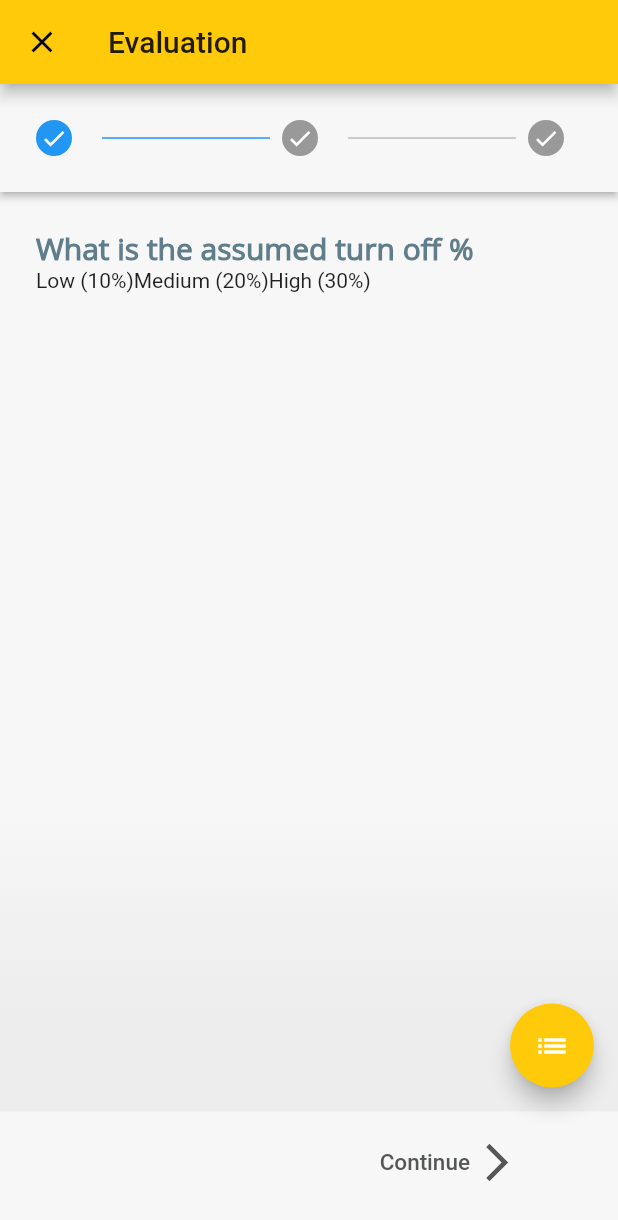
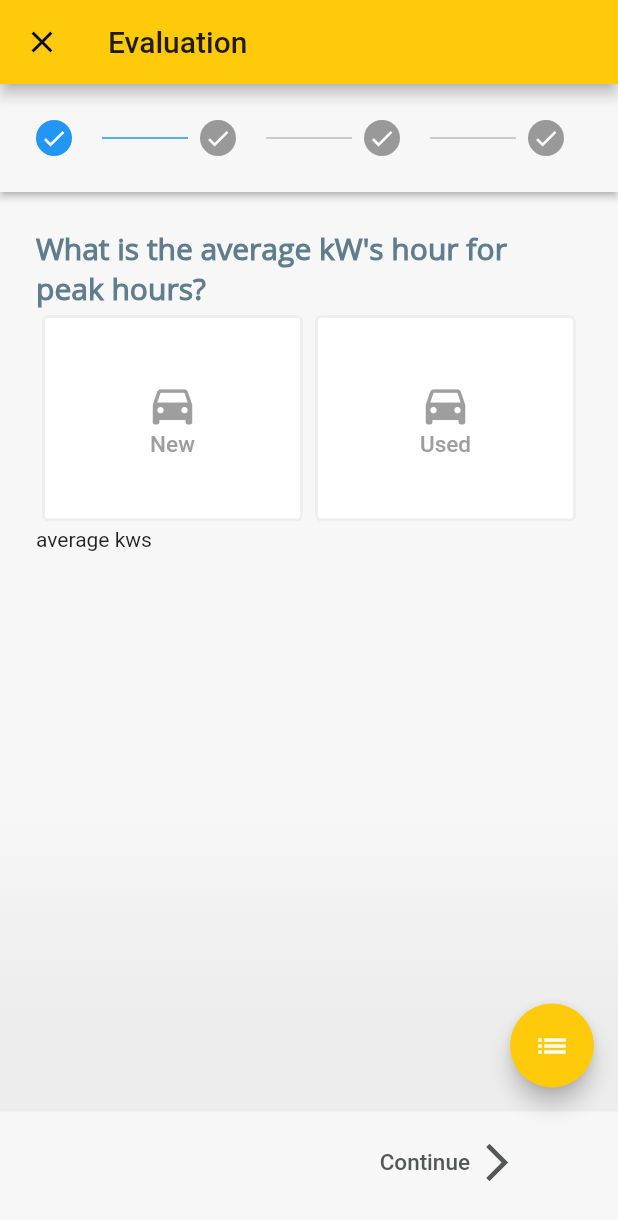
Before and after one commit to NyazJaff/Pearlstone-Flutter, a Flutter app: the Home screen opened by its route, on a phone screen of 412 x 824 dp. Shown: the top 1220 px of the screen. Run offline on Flutter 3.47's test engine with Material 2 defaults, Android fonts, the light colour scheme and no system bars; our stand-ins replace firebase_auth; accounts and stored records are empty.

Commit message:
Adding cards to stepper.

```diff
--- /dev/null
+++ b/lib/class/RadioItem.dart
@@ -0,0 +1,33 @@
+import 'package:flutter/material.dart';
+import 'package:pearlstone/model/RadioModel.dart';
+
+class RadioItem extends StatelessWidget {
+  final RadioModel _item;
+  RadioItem(this._item);
+
+  @override
+  Widget build(BuildContext context) {
+    return Center(
+      child: FlatButton(
+        child: Column(
+          mainAxisAlignment: MainAxisAlignment.center,
+          children: <Widget>[
+            Icon(
+              _item.icon,
+              color: _item.isSelected ? Colors.indigoAccent : Colors.grey[500],
+              size: 35,
+            ),
+            Text(
+              _item.time,
+              style: TextStyle(
+                fontSize: 15,
+                color:
+                _item.isSelected ? Colors.indigoAccent : Colors.grey[500],
+              ),
+            ),
+          ],
+        ),
+      ),
+    );
+  }
+}
--- /dev/null
+++ b/lib/class/SelectableCard.dart
@@ -0,0 +1,66 @@
+import 'package:flutter/material.dart';
+import 'package:pearlstone/model/RadioModel.dart';
+import 'RadioItem.dart';
+
+class SelectableCard extends StatefulWidget {
+  final List<RadioModel> options;
+  final int step;
+  SelectableCard({@required this.options, @required this.step});
+
+  @override
+  _SelectableCardState createState() => _SelectableCardState();
+}
+
+class _SelectableCardState extends State<SelectableCard> {
+  List<RadioModel> sampleData = new List<RadioModel>();
+  @override
+  void initState() {
+    // TODO: implement initState
+    super.initState();
+    //sampleData = widget.options;
+    //print(sampleData.toString());
+  }
+
+  @override
+  Widget build(BuildContext context) {
+    sampleData = widget.options;
+    print(sampleData.toString());
+    return GridView.builder(
+      shrinkWrap: true,
+      gridDelegate: SliverGridDelegateWithFixedCrossAxisCount(
+        crossAxisCount: 2,
+        childAspectRatio: MediaQuery.of(context).size.width /
+            (MediaQuery.of(context).size.height / 2.5),
+      ),
+      itemCount: sampleData.length,
+      itemBuilder: (context, index) {
+        return Card(
+          shape: sampleData[index].isSelected
+              ? RoundedRectangleBorder(
+              side: BorderSide(color: Colors.indigoAccent, width: 2.0),
+              borderRadius: BorderRadius.circular(4.0))
+              : RoundedRectangleBorder(
+              side: BorderSide(color: Colors.grey[200], width: 2.0),
+              borderRadius: BorderRadius.circular(4.0)),
+          color: Colors.white,
+          elevation: 0,
+          child: InkWell(
+            splashColor: Colors.transparent,
+            highlightColor: Colors.transparent,
+            onTap: () {
+              setState(() {
+                sampleData.forEach((element) => element.isSelected = false);
+                sampleData[index].isSelected = true;
+                print('step ${widget.step}');
+                print('index ${index}');
+//                answer[widget.step] = index;
+//                print(answer[widget.step]);
+              });
+            },
+            child: GridTile(child: RadioItem(sampleData[index])),
+          ),
+        );
+      },
+    );
+  }
+}
--- /dev/null
+++ b/lib/model/RadioModel.dart
@@ -0,0 +1,8 @@
+import 'package:flutter/material.dart';
+
+class RadioModel {
+  bool isSelected;
+  String time;
+  IconData icon;
+  RadioModel(this.isSelected, this.time, this.icon);
+}
--- a/lib/view/home.dart
+++ b/lib/view/home.dart
@@ -1,6 +1,8 @@
 import 'package:flutter/material.dart';
 import 'package:flutter/services.dart';
 import '../utilities/constants.dart';
+import 'package:pearlstone/model/RadioModel.dart';
+import 'package:pearlstone/class/SelectableCard.dart';
 
 class Home extends StatefulWidget {
   @override
@@ -15,30 +17,34 @@ class _HomeState extends State<Home> {
   int _currentStep = 0;
   bool complete = false;
 
+  static List<Map<String, dynamic>> turnOffOptions = [
+    {"key": "low",    "label": "Low (10%)"},
+    {"key": "medium", "label": "Medium (20%)"},
+    {"key": "high",   "label": "High (30%)"},
+  ];
+
+  List<RadioModel> step0 = [
+    RadioModel(false, "New", Icons.directions_car),
+    RadioModel(false, "Used", Icons.directions_car),
+  ];
+
+
   List<Map<String, dynamic>> configSteps = [
-    {"description": "What is the assumed turn off %",
+    {"description": "What is the average kW's hour for peak hours?",
+      "tip"       : "Tip: What average kW's hour is?",
+      "optionCreateCall" : createAverageKws()
+    },
+    {"description": "What is the turn off %?",
       "tip"       : "Tip: What turn off is ?",
-      "options" : [
-        {"key": "low",    "label": "Low (10%)"},
-        {"key": "medium", "label": "Medium (20%)"},
-        {"key": "high",   "label": "High (30%)"},
-      ]
+      "optionCreateCall" : createOption()
     },
     {"description": "How many events per week? ",
       "tip"       : "Tip: What event is ?",
-      "options" : [
-        {"key": "low",    "label": "Low (2)"},
-        {"key": "medium", "label": "Medium (3)"},
-        {"key": "high",   "label": "High (4)"},
-      ]
+      "optionCreateCall" : crateEventsPerWeek(5)
     },
     {"description": "Events duration (hours) ",
       "tip"       : "Tip: What event is ?",
-      "options" : [
-        {"key": "short",  "label": "Short (1)"},
-        {"key": "medium", "label": "Medium (2)"},
-        {"key": "long",   "label": "Long (4)"},
-      ]
+      "optionCreateCall" : crateDuration(min: 30, max:60)
     },
   ];
 
@@ -62,7 +68,8 @@ class _HomeState extends State<Home> {
                           fontSize: 20.0,
                           fontWeight: FontWeight.bold),
                     ),
-                    createOption(step["options"]),
+                    SelectableCard(options: step0, step: 0),
+                    step['optionCreateCall']
                   ],
                 ),
               )
@@ -71,13 +78,15 @@ class _HomeState extends State<Home> {
     return createdSteps;
   }
 
-  createOption(option) {
+  static createOption() {
 //    var is18AndOver = configSteps.firstWhere((user) => user['description'].startsWith('What is the assumed'));
     List<Text> textList = [] ;
-    option.asMap().forEach((index, entry)
+    print(turnOffOptions);
+
+    turnOffOptions.asMap().forEach((index, entry)
     {
       textList.add(
-        Text(entry['label'])
+          Text(entry['label'])
       );
     });
 
@@ -86,6 +95,18 @@ class _HomeState extends State<Home> {
         children: textList,
       ),
     );
+  }
+
+  static createAverageKws() {
+    return Container(child: Text('average kws'));
+  }
+
+  static crateEventsPerWeek(deault) {
+    return Container(child: Text(deault.toString()));
+  }
+
+  static crateDuration({min, max}) {
+    return Container(child: Text(min.toString() + max.toString()));
   }
 
   switchStepType() {
@@ -179,8 +200,8 @@ class _HomeState extends State<Home> {
         child: Row (
           mainAxisAlignment: MainAxisAlignment.spaceAround,
           children: <Widget>[
-            _currentStep > 0 ?
-            FlatButton(
+            _currentStep > 0
+                ? FlatButton(
                 onPressed: cancel,
                 child: Row(
                   children: <Widget>[
@@ -189,7 +210,8 @@ class _HomeState extends State<Home> {
                     Text('Back', style: TextStyle(color:textAndIconColour, fontSize: 15 ))
                   ],
                 )
-            ) : FlatButton(
+            )
+                : FlatButton(
                 onPressed: null,
                 child: Text('')
             ),
@@ -221,7 +243,7 @@ class _HomeState extends State<Home> {
   }
 
   next() {
-    _currentStep < 2 ? goTo(_currentStep + 1) : setState(() => complete = true);
+    _currentStep < 3 ? goTo(_currentStep + 1) : setState(() => complete = true);
   }
 
   cancel() {
```
